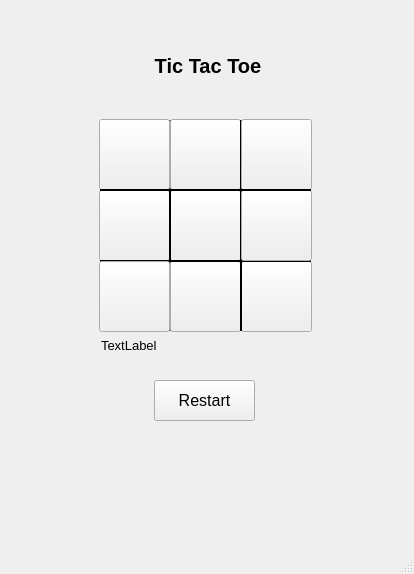
Qt form gameBoard.ui (jacobmassih/TicTacToe) before a commit.
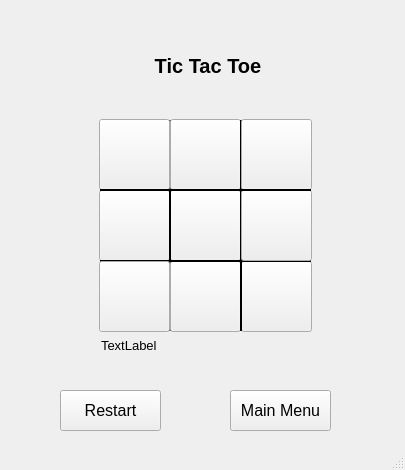
The same form after that commit. The open tabs and pages were chosen to show the change.

The edit to the form file:
```diff
--- a/gameBoard.ui
+++ b/gameBoard.ui
@@ -6,8 +6,8 @@
    <rect>
     <x>0</x>
     <y>0</y>
-    <width>414</width>
-    <height>574</height>
+    <width>405</width>
+    <height>470</height>
    </rect>
   </property>
   <property name="windowTitle">
@@ -19,10 +19,16 @@
      <rect>
       <x>0</x>
       <y>0</y>
-      <width>411</width>
-      <height>571</height>
+      <width>401</width>
+      <height>461</height>
      </rect>
     </property>
+    <property name="font">
+     <font>
+      <weight>50</weight>
+      <bold>false</bold>
+     </font>
+    </property>
     <property name="currentIndex">
      <number>0</number>
     </property>
@@ -140,8 +146,8 @@
      <widget class="QPushButton" name="restart">
       <property name="geometry">
        <rect>
-        <x>154</x>
-        <y>380</y>
+        <x>60</x>
+        <y>390</y>
         <width>101</width>
         <height>41</height>
        </rect>
@@ -150,6 +156,8 @@
        <font>
         <family>Arial</family>
         <pointsize>12</pointsize>
+        <weight>50</weight>
+        <bold>false</bold>
        </font>
       </property>
       <property name="text">
@@ -397,6 +405,27 @@
        <set>Qt::AlignCenter</set>
       </property>
      </widget>
+     <widget class="QPushButton" name="mainMenu">
+      <property name="geometry">
+       <rect>
+        <x>230</x>
+        <y>390</y>
+        <width>101</width>
+        <height>41</height>
+       </rect>
+      </property>
+      <property name="font">
+       <font>
+        <family>Arial</family>
+        <pointsize>12</pointsize>
+        <weight>50</weight>
+        <bold>false</bold>
+       </font>
+      </property>
+      <property name="text">
+       <string>Main Menu</string>
+      </property>
+     </widget>
     </widget>
    </widget>
   </widget>
```
Left out of the diff: 71 changed lines with no effect on the pictures.
